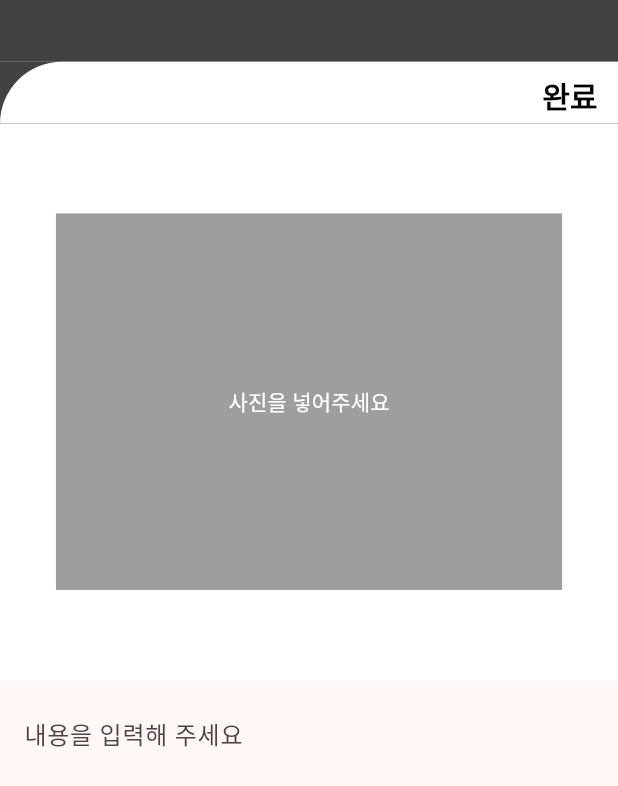
After one commit to kkosang/couplely, a Flutter app: the CalendarPage screen opened directly, after a tap on the "add" icon, after a tap on the "book" icon, on a phone screen of 412 x 824 dp. The commit adds this screen. Shown: the top 786 px of the screen. Run offline on Flutter 3.47's test engine with Material 2 defaults, Android fonts, the phone set to English and light mode, and no system bars; our stand-ins replace table_calendar; network calls fail.

Commit message:
대충 완성

```diff
--- a/couplely/lib/main.dart
+++ b/couplely/lib/main.dart
@@ -13,7 +13,7 @@ class MyApp extends StatelessWidget {
   Widget build(BuildContext context) {
     return MaterialApp(
       theme: ThemeData(
-        colorScheme: ColorScheme.fromSeed(seedColor: Colors.deepPurple),
+        colorScheme: ColorScheme.fromSeed(seedColor: Colors.red.shade200),
         useMaterial3: true,
       ),
       home: Home(),
--- a/couplely/lib/view/home.dart
+++ b/couplely/lib/view/home.dart
@@ -13,7 +13,7 @@ class Home extends StatefulWidget {
 class _HomeState extends State<Home> {
   @override
   Widget build(BuildContext context) {
-    return const DefaultTabController(
+    return DefaultTabController(
         length: 3,
         child: Scaffold(
           body: TabBarView(
@@ -28,18 +28,21 @@ class _HomeState extends State<Home> {
               Tab(
                 icon: Icon(
                   Icons.circle_outlined,
+                  color: Colors.red.shade200,
                   size: 40,
                 ),
               ),
               Tab(
                 icon: Icon(
                   Icons.calendar_month,
+                  color: Colors.red.shade200,
                   size: 40,
                 ),
               ),
               Tab(
                 icon: Icon(
                   Icons.menu_rounded,
+                  color: Colors.red.shade200,
                   size: 40,
                 ),
               ),
--- a/couplely/lib/view/home_pages/BottomSheet.dart
+++ b/couplely/lib/view/home_pages/BottomSheet.dart
@@ -75,7 +75,7 @@ class _MyBottomSheetState extends State<MyBottomSheet> {
                 }
               }),
               child: AnimatedContainer(
-                curve: Curves.fastEaseInToSlowEaseOut,
+                curve: Curves.linear,
                 onEnd: () {
                   if (_longAnimation) {
                     setState(() {
@@ -83,7 +83,7 @@ class _MyBottomSheetState extends State<MyBottomSheet> {
                     });
                   }
                 },
-                duration: const Duration(milliseconds: 1000),
+                duration: const Duration(milliseconds: 200),
                 width: MediaQuery.of(context).size.width,
                 height: _height == 0 ? _lowLimit : _height,
                 child: Scaffold(
--- a/couplely/lib/view/home_pages/CalendarPage.dart
+++ b/couplely/lib/view/home_pages/CalendarPage.dart
@@ -1,6 +1,8 @@
+
 import 'dart:ui';
 
 import 'package:couplely/view/home_pages/BottomSheet.dart';
+import 'package:couplely/view/home_pages/DiaryWritePage.dart';
 import 'package:flutter/material.dart';
 import 'package:table_calendar/table_calendar.dart';
 
@@ -17,12 +19,11 @@ class _CalendarPageState extends State<CalendarPage> {
     DateTime.now().month,
     DateTime.now().day,
   );
-  bool floatingEnable = true;
+  bool floatingEnable = false;
   DateTime focusedDay = DateTime.now();
 
   @override
   Widget build(BuildContext context) {
-
     return Scaffold(
       floatingActionButton: Stack(
         children: <Widget>[
@@ -41,7 +42,13 @@ class _CalendarPageState extends State<CalendarPage> {
                   alignment: Alignment(
                       Alignment.bottomRight.x, Alignment.bottomRight.y - 0.2),
                   child: FloatingActionButton(
-                    onPressed: () {},
+                    onPressed: () {
+                      Navigator.push(
+                        context,
+                        MaterialPageRoute(
+                            builder: (context) => DiaryWritePage()),
+                      );
+                    },
                     tooltip: '다이어리',
                     child: Icon(Icons.book),
                   ))
--- /dev/null
+++ b/couplely/lib/view/home_pages/DiaryWritePage.dart
@@ -0,0 +1,78 @@
+import 'package:flutter/material.dart';
+
+class DiaryWritePage extends StatefulWidget {
+  const DiaryWritePage({super.key});
+
+  @override
+  State<DiaryWritePage> createState() => _DiaryWritePageState();
+}
+
+class _DiaryWritePageState extends State<DiaryWritePage> {
+  @override
+  Widget build(BuildContext context) {
+    Size screenSize = MediaQuery.of(context).size;
+    return Container(
+      color: Colors.white,
+      child: Column(
+        children: [
+          Container(
+            color: Colors.grey.shade800,
+            height: MediaQuery.of(context).size.height * 0.05,
+          ),
+          Container(
+            color: Colors.grey.shade800,
+            child: Container(
+              height: MediaQuery.of(context).size.height * 0.05,
+              decoration: BoxDecoration(
+                  color: Colors.white,
+                  borderRadius:
+                      BorderRadius.only(topLeft: Radius.circular(50))),
+              child: Row(
+                mainAxisAlignment: MainAxisAlignment.end,
+                children: [
+                  TextButton(
+                      onPressed: () {
+                        Navigator.pop(context);
+                      },
+                      child: Text(
+                        '완료',
+                        style: TextStyle(
+                            color: Colors.black,
+                            fontWeight: FontWeight.bold,
+                            fontSize: 20),
+                      ))
+                ],
+              ),
+            ),
+          ),
+          Container(
+            width: screenSize.width * 0.9,
+            height: screenSize.width * 0.9,
+            child: TextButton(
+              onPressed: () {},
+              child: Container(
+                color: Colors.grey,
+                child: Padding(
+                  padding: const EdgeInsets.all(115.0),
+                  child: Text('사진을 넣어주세요',style: TextStyle(color: Colors.white),),
+                ),
+              ),
+            ),
+          ),
+          Material(
+            child: Padding(
+              padding: const EdgeInsets.all(16.0),
+              child: TextFormField(
+                maxLines: 8,
+                decoration: InputDecoration(
+                  border: InputBorder.none,
+                  hintText: '내용을 입력해 주세요'
+                ),
+              ),
+            ),
+          )
+        ],
+      ),
+    );
+  }
+}
```
Also changed, not shown: couplely/lib/view/home_pages/DiaryPage.dart (added, +63 -0 lines), couplely/lib/view/home_pages/SummaryPage.dart (+58 -1 lines).
